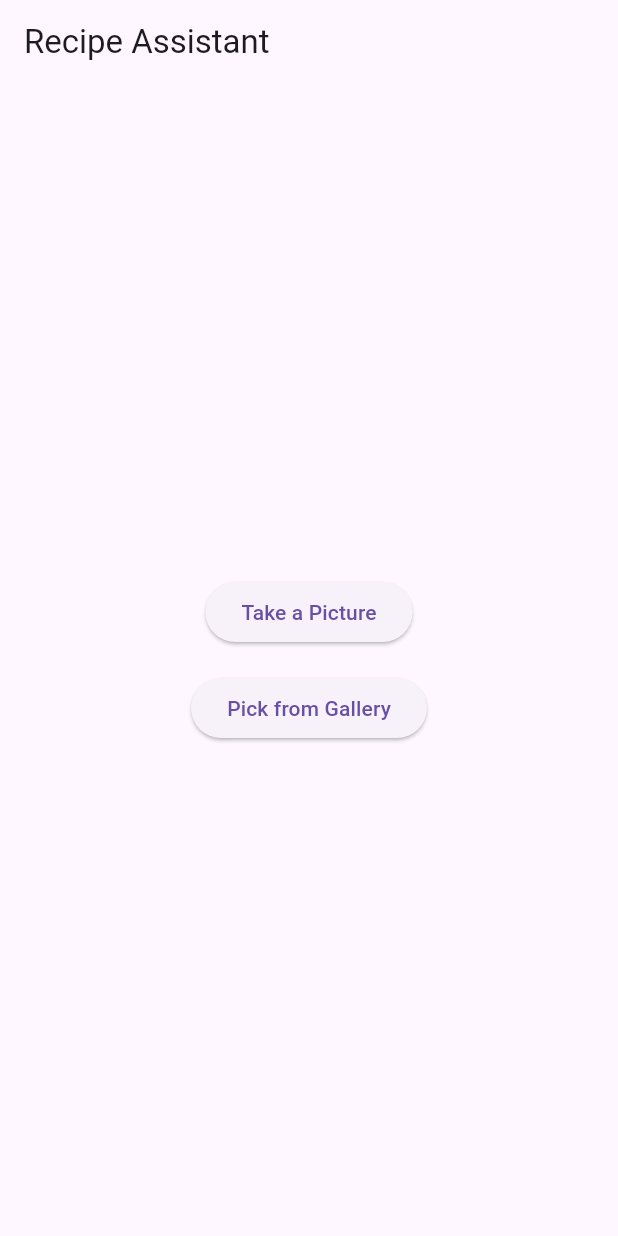
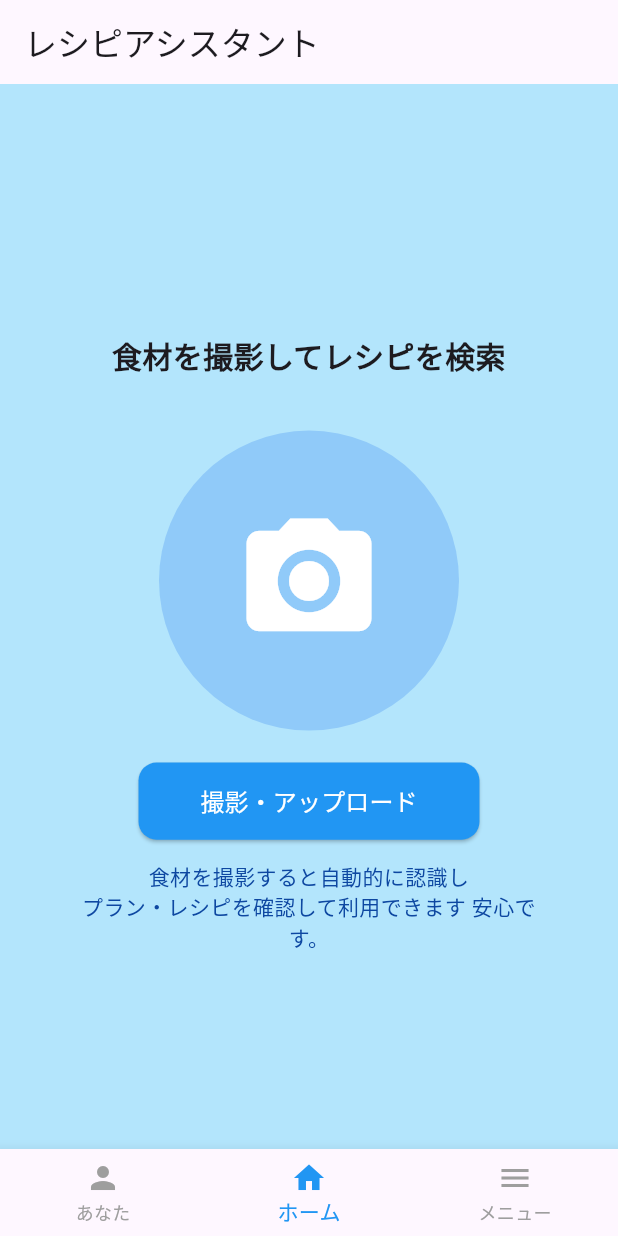
Before and after one commit to m1nqto-y/recipe_assistant, a Flutter app: the screen it shows after launch, on a phone screen of 412 x 824 dp. Run offline on Flutter 3.47's test engine with Material 3 defaults, Android fonts, the light colour scheme and no system bars; our stand-ins replace dio, image_picker.

```diff
--- a/lib/screens/home_screen.dart
+++ b/lib/screens/home_screen.dart
@@ -1,23 +1,143 @@
 import 'package:flutter/material.dart';
 import 'package:image_picker/image_picker.dart';
-import 'package:recipe_assistant/widgets/image_picker_button.dart';
 
-class HomeScreen extends StatelessWidget {
+class HomeScreen extends StatefulWidget {
   const HomeScreen({super.key});
+
+  @override
+  HomeScreenState createState() => HomeScreenState();
+}
+
+class HomeScreenState extends State<HomeScreen> {
+  int _selectedIndex = 1; // 初期値を「ホーム」（中央）に設定
+
+  // タブごとのコンテンツ（通常の List として定義）
+  final List<Widget> _screens = [
+    // あなたタブ（仮のプレースホルダー）
+    Center(
+      child: Text('あなた画面', style: TextStyle(fontSize: 24)),
+    ),
+    // ホームタブ（画像アップロード画面）
+    LayoutBuilder(
+      builder: (context, constraints) {
+        return Container(
+          color: Colors.lightBlue[100], // 背景を薄い青に設定
+          child: Column(
+            mainAxisAlignment: MainAxisAlignment.center,
+            crossAxisAlignment: CrossAxisAlignment.center,
+            children: [
+              // テキスト（上部に固定、レスポンシブ対応）
+              Padding(
+                padding: EdgeInsets.symmetric(
+                  vertical: constraints.maxHeight * 0.05, // 画面高さの5%
+                  horizontal: constraints.maxWidth * 0.1, // 画面幅の10%
+                ),
+                child: Text(
+                  '食材を撮影してレシピを検索',
+                  style: TextStyle(
+                    fontSize: constraints.maxWidth > 600 ? 28 : 20, // 幅に応じてフォントサイズ調整
+                    fontWeight: FontWeight.bold,
+                  ),
+                  textAlign: TextAlign.center,
+                ),
+              ),
+              // イラストのプレースホルダー（レスポンシブ対応）
+              Container(
+                width: constraints.maxWidth > 600 ? 250 : 200, // 幅に応じてサイズ調整
+                height: constraints.maxWidth > 600 ? 250 : 200,
+                decoration: BoxDecoration(
+                  color: Colors.blue[200], // 仮の青い円
+                  shape: BoxShape.circle,
+                ),
+                child: Icon(Icons.camera_alt, size: constraints.maxWidth > 600 ? 120 : 100, color: Colors.white), // カメラアイコン
+              ),
+              SizedBox(height: constraints.maxHeight * 0.03), // レスポンシブな間隔
+              // ボタン（レスポンシブ対応）
+              Padding(
+                padding: EdgeInsets.symmetric(horizontal: constraints.maxWidth * 0.1),
+                child: ElevatedButton(
+                  onPressed: () async {
+                    final picker = ImagePicker();
+                    final pickedFile = await picker.pickImage(source: ImageSource.camera); // カメラをデフォルトに
+                    if (pickedFile != null) {
+                      // 画像が選択された後の処理（AppProvider を使用して分析）
+                      // 必要に応じて AppProvider を呼び出す
+                      // 例: Navigator.push などの遷移
+                    }
+                  },
+                  style: ElevatedButton.styleFrom(
+                    backgroundColor: Colors.blue, // ボタンを青色に
+                    shape: RoundedRectangleBorder(
+                      borderRadius: BorderRadius.circular(12), // 角丸
+                    ),
+                    padding: EdgeInsets.symmetric(
+                      horizontal: constraints.maxWidth * 0.1, // 幅の10%
+                      vertical: constraints.maxHeight * 0.02, // 高さの2%
+                    ),
+                  ),
+                  child: Text(
+                    '撮影・アップロード',
+                    style: TextStyle(
+                      color: Colors.white,
+                      fontSize: constraints.maxWidth > 600 ? 18 : 16, // 幅に応じてフォントサイズ調整
+                    ),
+                  ),
+                ),
+              ),
+              SizedBox(height: constraints.maxHeight * 0.02), // レスポンシブな間隔
+              // 説明テキスト（レスポンシブ対応）
+              Padding(
+                padding: EdgeInsets.symmetric(horizontal: constraints.maxWidth * 0.1),
+                child: Text(
+                  '食材を撮影すると自動的に認識し\nプラン・レシピを確認して利用できます 安心です。',
+                  style: TextStyle(
+                    fontSize: constraints.maxWidth > 600 ? 16 : 14, // 幅に応じてフォントサイズ調整
+                    color: Colors.blue[900],
+                  ),
+                  textAlign: TextAlign.center,
+                ),
+              ),
+            ],
+          ),
+        );
+      },
+    ),
+    // メニュータブ（仮のプレースホルダー）
+    Center(
+      child: Text('メニュー画面', style: TextStyle(fontSize: 24)),
+    ),
+  ];
+
+  void _onItemTapped(int index) {
+    setState(() {
+      _selectedIndex = index; // タブ切り替え時に状態を更新
+    });
+  }
 
   @override
   Widget build(BuildContext context) {
     return Scaffold(
-      appBar: AppBar(title: const Text('Recipe Assistant')),
-      body: Center(
-        child: const Column( // const を追加
-          mainAxisAlignment: MainAxisAlignment.center,
-          children: [
-            ImagePickerButton(label: 'Take a Picture', source: ImageSource.camera),
-            SizedBox(height: 16),
-            ImagePickerButton(label: 'Pick from Gallery', source: ImageSource.gallery),
-          ],
-        ),
+      appBar: AppBar(title: const Text('レシピアシスタント')),
+      body: _screens[_selectedIndex], // 選択されたタブの内容を表示
+      bottomNavigationBar: BottomNavigationBar(
+        items: const <BottomNavigationBarItem>[
+          BottomNavigationBarItem(
+            icon: Icon(Icons.person), // あなたアイコン（人物）
+            label: 'あなた',
+          ),
+          BottomNavigationBarItem(
+            icon: Icon(Icons.home), // ホームアイコン
+            label: 'ホーム',
+          ),
+          BottomNavigationBarItem(
+            icon: Icon(Icons.menu), // メニューアイコン
+            label: 'メニュー',
+          ),
+        ],
+        currentIndex: _selectedIndex,
+        onTap: _onItemTapped, // タップ時に呼び出されるコールバック
+        selectedItemColor: Colors.blue, // 選択時の色を青に
+        unselectedItemColor: Colors.grey, // 未選択時の色をグレーに
       ),
     );
   }
```
Also changed, not shown: 6 other files.
